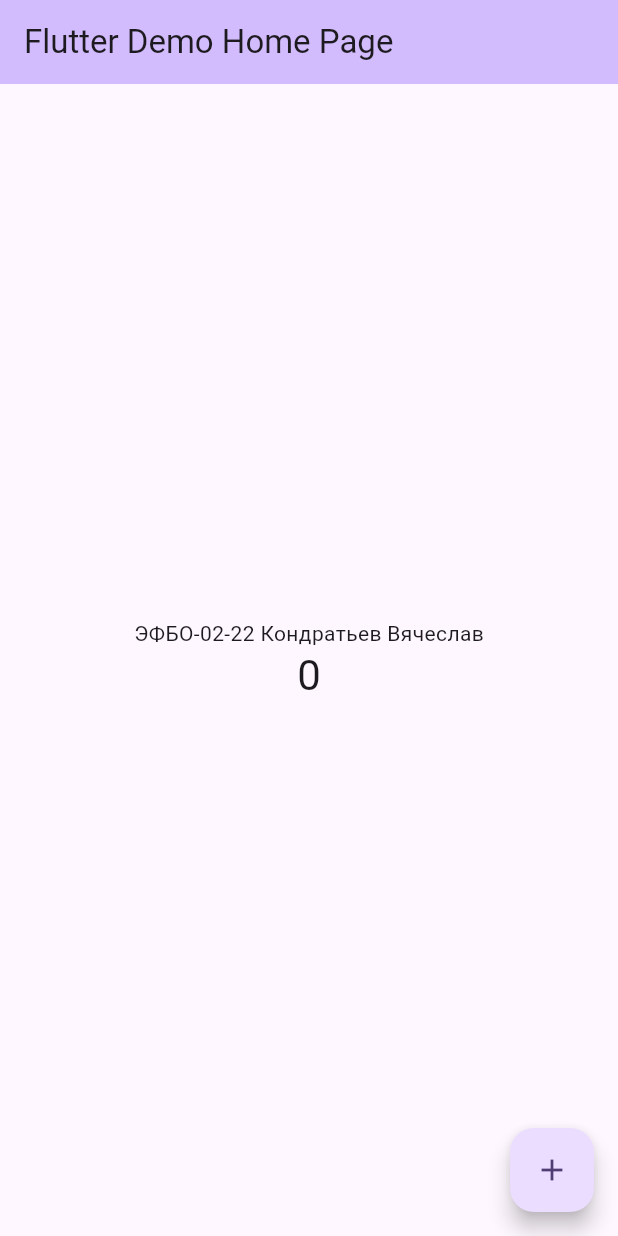
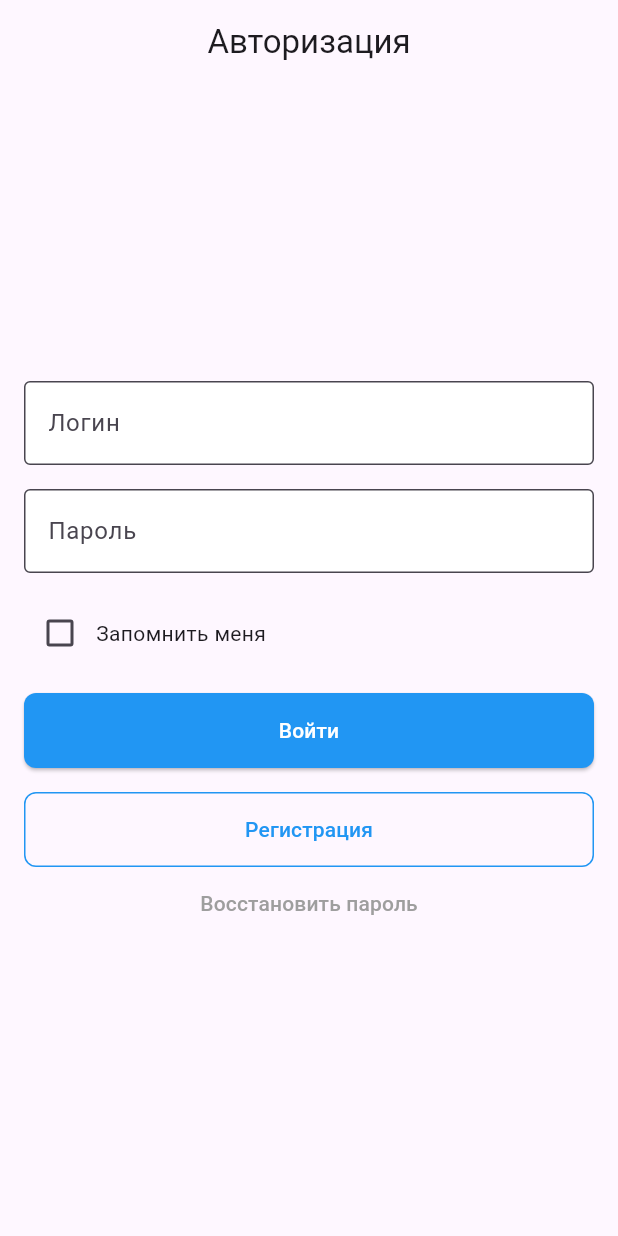
Before and after one commit to Juryxa/corp_sys2, a Flutter app: the screen it shows after launch, on a phone screen of 412 x 824 dp. Run offline on Flutter 3.47's test engine with Material 3 defaults, Android fonts, the phone set to English and light mode, and no system bars.

```diff
--- a/lib/main.dart
+++ b/lib/main.dart
@@ -7,119 +7,118 @@ void main() {
 class MyApp extends StatelessWidget {
   const MyApp({super.key});
 
-  // This widget is the root of your application.
   @override
   Widget build(BuildContext context) {
-    return MaterialApp(
-      title: 'Flutter Demo',
-      theme: ThemeData(
-        // This is the theme of your application.
-        //
-        // TRY THIS: Try running your application with "flutter run". You'll see
-        // the application has a purple toolbar. Then, without quitting the app,
-        // try changing the seedColor in the colorScheme below to Colors.green
-        // and then invoke "hot reload" (save your changes or press the "hot
-        // reload" button in a Flutter-supported IDE, or press "r" if you used
-        // the command line to start the app).
-        //
-        // Notice that the counter didn't reset back to zero; the application
-        // state is not lost during the reload. To reset the state, use hot
-        // restart instead.
-        //
-        // This works for code too, not just values: Most code changes can be
-        // tested with just a hot reload.
-        colorScheme: ColorScheme.fromSeed(seedColor: Colors.deepPurple),
-        useMaterial3: true,
-      ),
-      home: const MyHomePage(title: 'Flutter Demo Home Page'),
+    return const MaterialApp(
+      debugShowCheckedModeBanner: false,
+      home: LoginPage(),
     );
   }
 }
 
-class MyHomePage extends StatefulWidget {
-  const MyHomePage({super.key, required this.title});
-
-  // This widget is the home page of your application. It is stateful, meaning
-  // that it has a State object (defined below) that contains fields that affect
-  // how it looks.
-
-  // This class is the configuration for the state. It holds the values (in this
-  // case the title) provided by the parent (in this case the App widget) and
-  // used by the build method of the State. Fields in a Widget subclass are
-  // always marked "final".
-
-  final String title;
+class LoginPage extends StatefulWidget {
+  const LoginPage({super.key});
 
   @override
-  State<MyHomePage> createState() => _MyHomePageState();
+  // ignore: library_private_types_in_public_api
+  _LoginPageState createState() => _LoginPageState();
 }
 
-class _MyHomePageState extends State<MyHomePage> {
-  int _counter = 0;
+class _LoginPageState extends State<LoginPage> {
+  bool _isRememberMeChecked = false;
 
-  void _incrementCounter() {
+  void _toggleRememberMe(bool? value) {
     setState(() {
-      // This call to setState tells the Flutter framework that something has
-      // changed in this State, which causes it to rerun the build method below
-      // so that the display can reflect the updated values. If we changed
-      // _counter without calling setState(), then the build method would not be
-      // called again, and so nothing would appear to happen.
-      _counter++;
+      _isRememberMeChecked = value ?? false;
     });
   }
 
   @override
   Widget build(BuildContext context) {
-    // This method is rerun every time setState is called, for instance as done
-    // by the _incrementCounter method above.
-    //
-    // The Flutter framework has been optimized to make rerunning build methods
-    // fast, so that you can just rebuild anything that needs updating rather
-    // than having to individually change instances of widgets.
     return Scaffold(
       appBar: AppBar(
-        // TRY THIS: Try changing the color here to a specific color (to
-        // Colors.amber, perhaps?) and trigger a hot reload to see the AppBar
-        // change color while the other colors stay the same.
-        backgroundColor: Theme.of(context).colorScheme.inversePrimary,
-        // Here we take the value from the MyHomePage object that was created by
-        // the App.build method, and use it to set our appbar title.
-        title: Text(widget.title),
+        title: const Text('Авторизация'),
+        centerTitle: true,
       ),
-      body: Center(
-        // Center is a layout widget. It takes a single child and positions it
-        // in the middle of the parent.
+      body: Padding(
+        padding: const EdgeInsets.all(16.0),
         child: Column(
-          // Column is also a layout widget. It takes a list of children and
-          // arranges them vertically. By default, it sizes itself to fit its
-          // children horizontally, and tries to be as tall as its parent.
-          //
-          // Column has various properties to control how it sizes itself and
-          // how it positions its children. Here we use mainAxisAlignment to
-          // center the children vertically; the main axis here is the vertical
-          // axis because Columns are vertical (the cross axis would be
-          // horizontal).
-          //
-          // TRY THIS: Invoke "debug painting" (choose the "Toggle Debug Paint"
-          // action in the IDE, or press "p" in the console), to see the
-          // wireframe for each widget.
           mainAxisAlignment: MainAxisAlignment.center,
           children: <Widget>[
-            const Text(
-              'ЭФБО-02-22 Кондратьев Вячеслав',
+            const TextField(
+              decoration: InputDecoration(
+                labelText: 'Логин',
+                border: OutlineInputBorder(),
+                filled: true,
+                fillColor: Colors.white,
+              ),
             ),
-            Text(
-              '$_counter',
-              style: Theme.of(context).textTheme.headlineMedium,
+            const SizedBox(height: 16.0),
+            const TextField(
+              obscureText: true,
+              decoration: InputDecoration(
+                labelText: 'Пароль',
+                border: OutlineInputBorder(),
+                filled: true,
+                fillColor: Colors.white,
+              ),
+            ),
+            const SizedBox(height: 16.0),
+            Row(
+              children: <Widget>[
+                Checkbox(
+                  value: _isRememberMeChecked,
+                  onChanged: _toggleRememberMe,
+                ),
+                const Text('Запомнить меня'),
+              ],
+            ),
+            const SizedBox(height: 16.0),
+            SizedBox(
+              width: double.infinity,
+              child: ElevatedButton(
+                onPressed: () {},
+                style: ElevatedButton.styleFrom(
+                  backgroundColor: Colors.blue,
+                  minimumSize: const Size(double.infinity, 50),
+                  shape: RoundedRectangleBorder(
+                    borderRadius: BorderRadius.circular(8.0),
+                  ),
+                ),
+                child: const Text(
+                  'Войти',
+                  style: TextStyle(color: Colors.white),
+                ),
+              ),
+            ),
+            const SizedBox(height: 16.0),
+            SizedBox(
+              width: double.infinity,
+              child: TextButton(
+                onPressed: () {},
+                style: TextButton.styleFrom(
+                  minimumSize: const Size(double.infinity, 50),
+                  side: const BorderSide(color: Colors.blue),
+                  shape: RoundedRectangleBorder(
+                    borderRadius: BorderRadius.circular(8.0),
+                  ),
+                ),
+                child: const Text(
+                  'Регистрация',
+                  style: TextStyle(color: Colors.blue),
+                ),
+              ),
+            ),
+            TextButton(
+              onPressed: () {},
+              child: const Text(
+                'Восстановить пароль',
+                style: TextStyle(color: Colors.grey),
+              ),
             ),
           ],
         ),
       ),
-      floatingActionButton: FloatingActionButton(
-        onPressed: _incrementCounter,
-        tooltip: 'Increment',
-        child: const Icon(Icons.add),
-      ), // This trailing comma makes auto-formatting nicer for build methods.
     );
   }
 }
```
